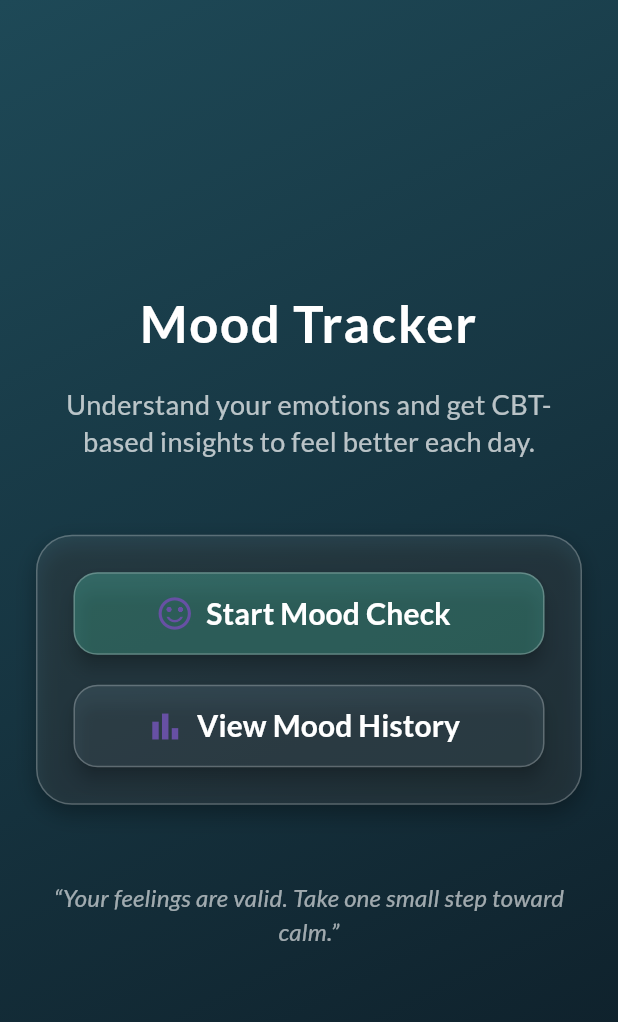
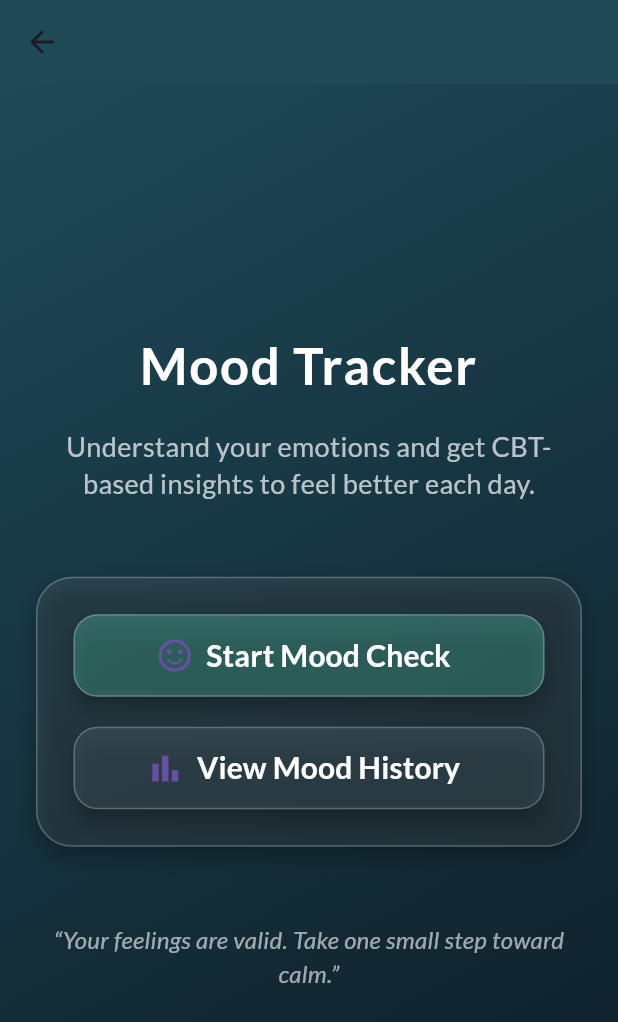
Before and after one commit to ezedin130/mind-mate, a Flutter app: the MoodTrackerPage screen opened directly, on a phone screen of 412 x 824 dp. Shown: the top 1022 px of the screen. Run offline on Flutter 3.47's test engine with Material 3 defaults, Android fonts, the phone set to English and light mode, and no system bars; our stand-ins replace device_preview, google_fonts.

Commit message:
feat: app bar with custom navigation added

```diff
--- a/lib/pages/tracker/mood_tracker_page.dart
+++ b/lib/pages/tracker/mood_tracker_page.dart
@@ -1,6 +1,7 @@
 import 'package:flutter/material.dart';
 import 'package:google_fonts/google_fonts.dart';
 import 'package:mindmate/pages/tracker/pages/mood_history_page.dart';
+import '../home/home_page.dart';
 import 'pages/mood_questionnaire_page.dart';
 
 class MoodTrackerPage extends StatelessWidget {
@@ -9,6 +10,18 @@ class MoodTrackerPage extends StatelessWidget {
   @override
   Widget build(BuildContext context) {
     return Scaffold(
+      appBar: AppBar(
+        backgroundColor: const Color(0xFF1E4957),
+        leading: IconButton(
+          icon: const Icon(Icons.arrow_back),
+          onPressed: () {
+            Navigator.pushReplacement(
+              context,
+              MaterialPageRoute(builder: (_) => const HomePage()),
+            );
+          },
+        ),
+      ),
       body: Container(
         decoration: const BoxDecoration(
           gradient: LinearGradient(
```
